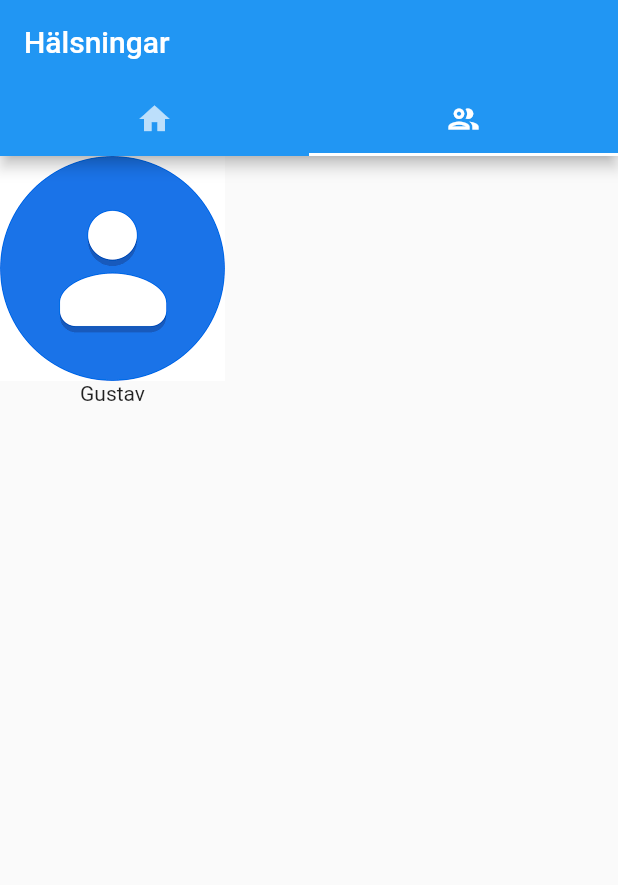
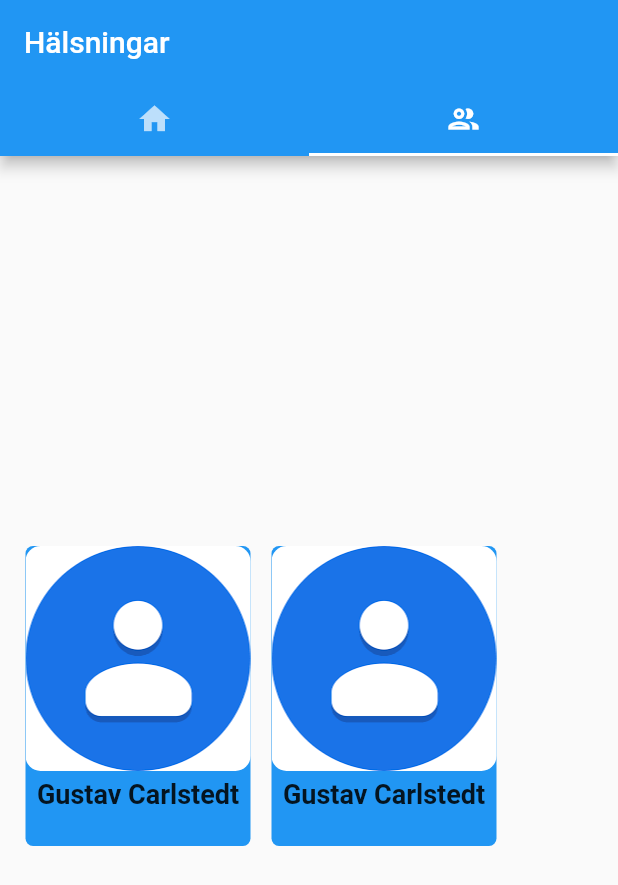
Before and after one commit to ConeCatLus/greetings, a Flutter app: the screen it shows after launch, tab 2 chosen, on a phone screen of 412 x 824 dp. Shown: the top 885 px of the screen. Run offline on Flutter 3.47's test engine with Material 2 defaults, Android fonts, the light colour scheme and no system bars.

Commit message:
Fixade med Contact widget

```diff
--- a/lib/pages/ContactsPage.dart
+++ b/lib/pages/ContactsPage.dart
@@ -6,10 +6,9 @@ class ContactsPage extends StatelessWidget {
 
   @override
   Widget build(BuildContext context) {
-    return MaterialApp(
-      home: Scaffold(
-        body: ContactImageWidget(),
-      ),
+    return Padding(
+        child: Row(children: [ContactImageWidget(), ContactImageWidget(),]),
+        padding: EdgeInsets.all(10.0),
     );
   }
 }
--- a/lib/widgets/ContactImageWidget.dart
+++ b/lib/widgets/ContactImageWidget.dart
@@ -4,19 +4,31 @@ import 'package:greetings/pages/ContactViewPage.dart';
 class ContactImageWidget extends StatelessWidget {
   @override
   Widget build(BuildContext context) {
-    AssetImage contact = AssetImage('images/contact.png');
-    Image image = Image(image: contact,
-                        width: 150,
-                        height: 150
-                        );
-    final name = new Text('Gustav', );
-    return Container(
-        child: GestureDetector(onTap: contactClicked,
-                          child: Column(children: [image, name],
-          ),
-        ),
+    return Padding(
+      child: GestureDetector(onTap: contactClicked, child: contact()),
+      padding: EdgeInsets.all(7.0),
     );
   }
+}
+
+Widget contact() {
+    const name = Text("Gustav Carlstedt",
+                      style: TextStyle(fontWeight: FontWeight.bold, fontSize: 18));
+    AssetImage contact = AssetImage('images/contact.png');
+    ClipRRect image = ClipRRect(
+                      borderRadius: BorderRadius.circular(10),
+                      child: Image(image: contact,
+                        width: 150,
+                        height: 150,
+                        ));
+      return Container(
+        child: Column(children: [image, Container(height: 5), name]),
+        decoration: BoxDecoration(
+          color: Colors.blue,
+          borderRadius: BorderRadius.circular(5),
+        ),
+         height: 200,
+      );
 }
 
 void contactClicked() {
```
Also changed, not shown: lib/widgets/NavigationTabs.dart (deleted, +0 -31 lines).
